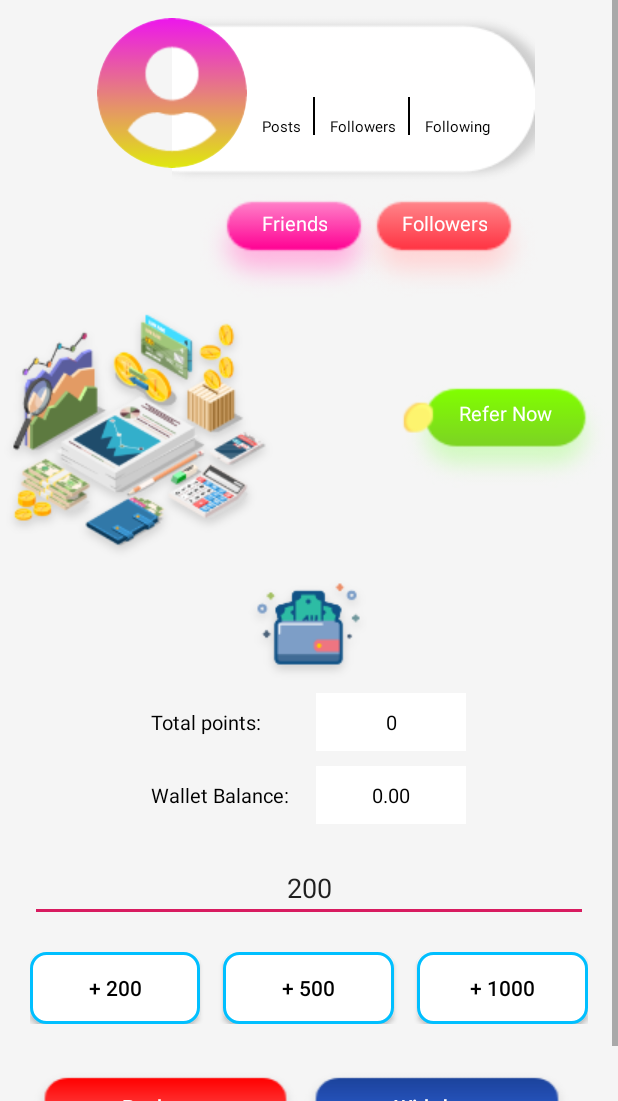
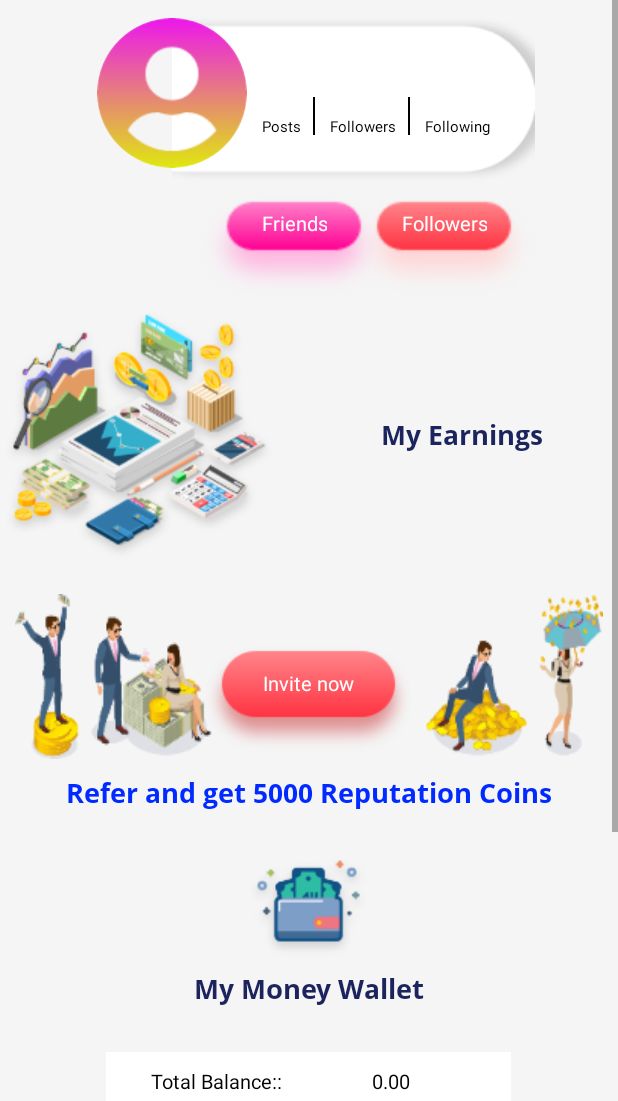
Before and after one commit to teju/Memu, an Android app: the layout fragment_wallet.xml on its own in the app's theme, with its tools: preview values and no code run, on a phone screen of 412 x 824 dp, the part 135-1236 px from its top. Run offline under Robolectric (Android 15) with nearby library versions, the phone set to English and light mode, and no system bars.

Commit message:
ui fixes

```diff
--- a/Memu/app/src/main/java/com/memu/ui/adapters/AcceptedFriendsAdapter.kt
+++ b/Memu/app/src/main/java/com/memu/ui/adapters/AcceptedFriendsAdapter.kt
@@ -34,8 +34,8 @@ class AcceptedFriendsAdapter(val context: Context) : RecyclerView.Adapter<Accept
     override fun onBindViewHolder(holder: ViewHolder, position: Int) {
 
         holder.pos = position
-        holder.llfollowers_rect.background = context.getDrawable(R.drawable.followers_rect_green)
         if(isFriendsRequest) {
+            holder.rl.background = (context.resources.getDrawable(R.drawable.red_start_btn_new))
             holder.accept_remove.text = "Remove"
         }
         try {
@@ -67,6 +67,7 @@ class AcceptedFriendsAdapter(val context: Context) : RecyclerView.Adapter<Accept
         var user_name = view.user_name
         var profile_icon = view.profile_icon
         var clRoot = view.clRoot
+        var rl = view.rl
 
     }
 
--- a/Memu/app/src/main/java/com/memu/ui/adapters/PendingFriendsAdapter.kt
+++ b/Memu/app/src/main/java/com/memu/ui/adapters/PendingFriendsAdapter.kt
@@ -35,9 +35,7 @@ class PendingFriendsAdapter(val context: Context) : RecyclerView.Adapter<Pending
     override fun onBindViewHolder(holder: ViewHolder, position: Int) {
 
         holder.pos = position
-        holder.llfollowers_rect.background = context.getDrawable(R.drawable.followers_rect)
         if(isFriendsRequest) {
-            holder.accept_remove.setTextColor(context.resources.getColor(R.color.DarkGreen))
             holder.accept_remove.text = "Accept"
         }
         holder.user_name.text = obj.get(position).name
--- a/Memu/app/src/main/java/com/memu/ui/fragments/FollowersRequestFragment.kt
+++ b/Memu/app/src/main/java/com/memu/ui/fragments/FollowersRequestFragment.kt
@@ -56,13 +56,15 @@ class FollowersRequestFragment : BaseFragment() ,View.OnClickListener ,
             imgRight.setImageResource(R.drawable.myfriends)
             tvTxt1.text = "My friends List"
             txtfollow.text = ""
+            tvfollowtxt.text = ""
             postPendingFriendListViewModel.loadData("FR","to_me")
-            postFriendListViewModel.loadData("FR", "", 0, this, UserInfoManager.getInstance(activity!!).getAccountId())
+            postFriendListViewModel.loadData("FR", "", 0,
+                this, UserInfoManager.getInstance(activity!!).getAccountId())
 
         } else {
             imgRight.setImageResource(R.drawable.notificationsmain)
             tvTxt1.text = "My Followers list"
-            txtfollow.text = "I Follow"
+            txtfollow.text = "People I Follow"
             postPendingFriendListViewModel.loadData("FL","by_me")
             postFollowersListViewModel.loadData("FL","to_me")
         }
--- a/Memu/app/src/main/java/com/memu/ui/fragments/ProfileWallFragment.kt
+++ b/Memu/app/src/main/java/com/memu/ui/fragments/ProfileWallFragment.kt
@@ -156,6 +156,12 @@ class ProfileWallFragment : BaseFragment() ,View.OnClickListener,
     }
 
     override fun onResult(result: FriendList?, searchByLoc: Int) {
+        if(result?.user_list?.size == 0){
+            friens_rl.visibility = View.GONE
+        } else{
+            friens_rl.visibility = View.VISIBLE
+
+        }
         if(searchByLoc == 0) {
             val adapter = FriendsAdapter(context!!)
             if(result?.user_list?.size != 0) {
--- a/Memu/app/src/main/res/layout/fragment_wallet.xml
+++ b/Memu/app/src/main/res/layout/fragment_wallet.xml
@@ -1,6 +1,7 @@
 <?xml version="1.0" encoding="utf-8"?>
 <ScrollView android:layout_height="wrap_content"
     android:layout_width="match_parent"
+    android:id="@+id/scrollView"
     android:background="@color/WhiteSmoke"
     xmlns:android="http://schemas.android.com/apk/res/android" >
     <FrameLayout
@@ -21,57 +22,39 @@
                     android:src="@drawable/money_profile"
                     android:layout_height="wrap_content">
                 </ImageView>
-                <LinearLayout
+                <TextView
                     android:layout_width="wrap_content"
-                    android:orientation="vertical"
+                    android:text="My Earnings"
+                    android:textColor="#1B245C"
                     android:layout_centerVertical="true"
                     android:layout_alignParentRight="true"
+                    android:layout_marginRight="50dp"
+                    android:layout_gravity="center_vertical"
+                    android:fontFamily="@font/opensansbold"
+                    android:textSize="18dp"
+                    android:layout_height="wrap_content">
+                </TextView>
+
+            </RelativeLayout>
+            <FrameLayout
+                android:layout_width="match_parent"
+                android:background="@drawable/referal_invite"
+                android:layout_marginTop="20dp"
+                android:layout_marginLeft="10dp"
+                android:layout_marginRight="10dp"
                 android:layout_height="wrap_content">
                 <RelativeLayout
                     android:layout_width="150dp"
-                        android:id="@+id/rlButtons"
-                        android:visibility="gone"
-                        android:background="@drawable/btn_pink"
+                    android:background="@drawable/red_start_btn"
+                    android:id="@+id/refer_now"
+                    android:layout_marginTop="30dp"
+                    android:gravity="center_horizontal"
+                    android:layout_gravity="center_horizontal"
                     android:layout_height="80dp">
                     <TextView
                         android:layout_width="wrap_content"
-                            android:text="Followers"
-                            android:id="@+id/tvfollowers"
-                            android:paddingTop="16dp"
-                            android:textSize="13dp"
-                            android:layout_centerHorizontal="true"
-                            android:textAlignment="center"
-                            android:textColor="@color/White"
-                            android:layout_height="80dp">
-                        </TextView>
-                    </RelativeLayout>
-                    <RelativeLayout
-                        android:layout_width="150dp"
-                        android:background="@drawable/btn_green"
-                        android:id="@+id/refer_now"
-                        android:layout_marginTop="0dp"
-                        android:layout_height="80dp">
-                        <TextView
-                            android:layout_width="wrap_content"
-                            android:text="Refer Now"
-                            android:paddingTop="16dp"
-                            android:textSize="13dp"
-                            android:layout_centerHorizontal="true"
-                            android:textAlignment="center"
-                            android:textColor="@color/White"
-                            android:layout_height="80dp">
-                        </TextView>
-                    </RelativeLayout>
-                    <RelativeLayout
-                        android:layout_width="150dp"
-                        android:background="@drawable/btn_pink"
-                        android:visibility="gone"
-                        android:layout_marginTop="-30dp"
-                        android:layout_height="80dp">
-                        <TextView
-                            android:layout_width="wrap_content"
-                            android:text="My Wallet"
-                            android:paddingTop="16dp"
+                        android:text="Invite now"
+                        android:paddingTop="20dp"
                         android:textSize="13dp"
                         android:layout_centerHorizontal="true"
                         android:textAlignment="center"
@@ -80,52 +63,51 @@
                     </TextView>
                 </RelativeLayout>
 
-                </LinearLayout>
-            </RelativeLayout>
+            </FrameLayout>
+            <TextView
+                android:layout_width="wrap_content"
+                android:text="Refer and get 5000 Reputation Coins"
+                android:textColor="#002AFF"
+                android:layout_marginTop="10dp"
+                android:layout_centerVertical="true"
+                android:layout_alignParentRight="true"
+                android:layout_gravity="center_horizontal"
+                android:fontFamily="@font/opensansbold"
+                android:textSize="18dp"
+                android:layout_height="wrap_content">
+            </TextView>
+
             <ImageView
                 android:layout_width="wrap_content"
                 android:src="@drawable/pocket_icon"
+                android:layout_marginTop="20dp"
                 android:layout_gravity="center_horizontal"
                 android:layout_height="wrap_content">
             </ImageView>
+            <TextView
+                android:layout_width="wrap_content"
+                android:text="My Money Wallet"
+                android:textColor="#1B245C"
+                android:layout_centerVertical="true"
+                android:layout_alignParentRight="true"
+                android:layout_gravity="center_horizontal"
+                android:fontFamily="@font/opensansbold"
+                android:textSize="18dp"
+                android:layout_height="wrap_content">
+            </TextView>
+
             <LinearLayout
                 android:layout_width="wrap_content"
                 android:orientation="horizontal"
+                android:background="@color/white"
+                android:paddingLeft="30dp"
+                android:paddingRight="30dp"
+                android:layout_marginTop="30dp"
                 android:layout_gravity="center_horizontal"
                 android:layout_height="wrap_content">
                 <TextView
                     android:layout_width="100dp"
-                    android:text="Total points:"
-                    android:textSize="13dp"
-                    android:layout_gravity="center_vertical"
-                    android:textColor="@color/Black"
-                    android:layout_height="wrap_content">
-                </TextView>
-                <TextView
-                    android:layout_width="100dp"
-                    android:text="0"
-                    android:id="@+id/referral_points"
-                    android:background="@color/white"
-                    android:padding="10dp"
-                    android:layout_marginLeft="10dp"
-                    android:layout_gravity="center_horizontal"
-                    android:textSize="13dp"
-                    android:layout_centerHorizontal="true"
-                    android:textAlignment="center"
-                    android:textColor="@color/Black"
-                    android:layout_height="wrap_content">
-                </TextView>
-
-            </LinearLayout>
-            <LinearLayout
-                android:layout_width="wrap_content"
-                android:orientation="horizontal"
-                android:layout_marginTop="10dp"
-                android:layout_gravity="center_horizontal"
-                android:layout_height="wrap_content">
-                <TextView
-                    android:layout_width="100dp"
-                    android:text="Wallet Balance:"
+                    android:text="Total Balance::"
                     android:textSize="13dp"
                     android:layout_gravity="center_vertical"
                     android:textColor="@color/Black"
@@ -230,6 +212,73 @@
                     android:layout_height="wrap_content">
                 </Button>
             </LinearLayout>
+            <FrameLayout
+                android:layout_width="match_parent"
+                android:background="@drawable/rectanglebox"
+                android:id="@+id/llwithdraw"
+                android:visibility="gone"
+                android:layout_margin="20dp"
+                android:layout_height="wrap_content">
+                <LinearLayout
+                    android:layout_width="match_parent"
+                    android:orientation="vertical"
+                    android:layout_marginLeft="25dp"
+                    android:layout_marginRight="25dp"
+                    android:layout_marginTop="15dp"
+                    android:layout_height="wrap_content">
+                    <TextView
+                        android:layout_width="wrap_content"
+                        android:text="Add your bank account details"
+                        android:layout_marginTop="20dp"
+                        android:textColor="@color/black"
+                        android:layout_gravity="center_horizontal"
+                        android:fontFamily="@font/opensansregular"
+                        android:background="#EEEEEE"
+                        android:padding="10dp"
+                        android:textSize="18dp"
+                        android:layout_height="wrap_content">
+                    </TextView>
+                    <EditText
+                        android:layout_width="match_parent"
+                        android:hint="Name on Bank Account"
+                        android:layout_marginTop="15dp"
+                        android:layout_height="wrap_content">
+                    </EditText>
+                    <EditText
+                        android:layout_width="match_parent"
+                        android:hint="Account Number"
+                        android:layout_marginTop="15dp"
+                        android:layout_height="wrap_content">
+                    </EditText>
+                    <EditText
+                        android:layout_width="match_parent"
+                        android:hint="IFSC Code"
+                        android:layout_marginTop="15dp"
+                        android:layout_height="wrap_content">
+                    </EditText>
+                    <EditText
+                        android:layout_width="match_parent"
+                        android:hint="Amount"
+                        android:layout_marginTop="15dp"
+                        android:layout_height="wrap_content">
+                    </EditText>
+                    <Button
+                        android:layout_width="150dp"
+                        android:layout_weight="1"
+                        android:layout_gravity="center_horizontal"
+                        android:layout_marginTop="20dp"
+                        android:layout_marginBottom="30dp"
+                        android:background="@drawable/btn_withdrawable"
+                        android:text="Withdraw"
+                        android:id="@+id/btnwithdraw"
+                        android:textAllCaps="false"
+                        android:textColor="@color/white"
+                        android:paddingBottom="10dp"
+                        android:layout_height="wrap_content">
+                    </Button>
+
+                </LinearLayout>
+            </FrameLayout>
         </LinearLayout>
 
         <com.iapps.libs.views.LoadingCompound
--- a/Memu/app/src/main/res/layout/friends_item.xml
+++ b/Memu/app/src/main/res/layout/friends_item.xml
@@ -4,7 +4,7 @@
     android:layout_width="wrap_content"
     android:id="@+id/clRoot"
     android:layout_marginBottom="10dp"
-    android:layout_height="wrap_content">
+    android:layout_height="100dp">
     <de.hdodenhof.circleimageview.CircleImageView
         android:layout_width="50dp"
         android:layout_gravity="center_vertical"
--- a/Memu/app/src/main/res/layout/profile_wall.xml
+++ b/Memu/app/src/main/res/layout/profile_wall.xml
@@ -138,15 +138,15 @@
                 <RelativeLayout
                     android:layout_width="match_parent"
                     android:layout_toRightOf="@+id/flImage"
+                    android:gravity="center_vertical"
                     android:layout_centerVertical="true"
                     android:layout_height="match_parent">
                     <androidx.recyclerview.widget.RecyclerView
                         android:layout_width="match_parent"
                         android:id="@+id/friens_rl"
+                        android:layout_centerVertical="true"
                         android:visibility="visible"
-                        android:layout_gravity="center_vertical"
                         android:layout_height="wrap_content">
-
                     </androidx.recyclerview.widget.RecyclerView>
                     <LinearLayout
                         android:layout_width="wrap_content"
@@ -231,6 +231,7 @@
                 android:background="@color/transparent"
                 android:clickable="true"
                 android:visibility="gone" />
+
             <RelativeLayout
                 android:layout_width="140dp"
                 android:layout_gravity="center_horizontal"
```
Also changed, not shown: Memu/app/src/main/java/com/memu/ui/fragments/WalletFragment.kt (+7 -8 lines), Memu/app/src/main/res/layout/followers_item.xml (+15 -8 lines), Memu/app/src/main/res/layout/followers_request_fragment.xml (+25 -8 lines), Memu/app/src/main/res/layout/profile_landing_fragment.xml (+47 -25 lines), Memu/app/src/main/res/drawable-xxxhdpi/rectanglebox.png (added), Memu/app/src/main/res/drawable-xxxhdpi/referal_invite.png (added), Memu/app/src/main/res/drawable/btn_pink_new.png (added), Memu/app/src/main/res/drawable/red_start_btn_new.png (added). Lines whose indentation alone changed are shown as unchanged.
